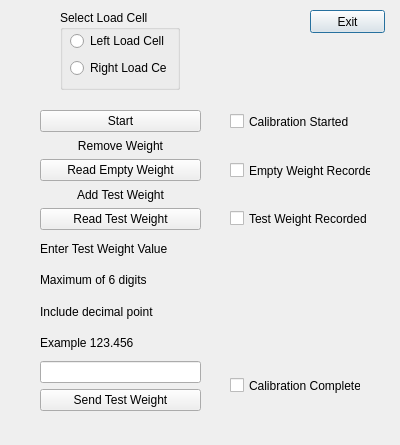
The window that calibrationwindow.ui (NulliSecundus/VASIC_Data_Acquisition) describes before a commit, drawn with Qt 5.
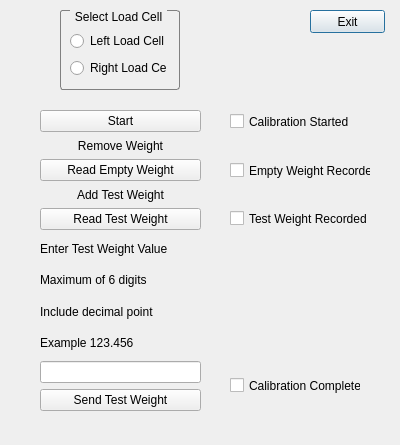
The same window after the commit.

```diff
--- a/calibrationwindow.ui
+++ b/calibrationwindow.ui
@@ -22,6 +22,19 @@
      <height>80</height>
     </rect>
    </property>
+   <property name="styleSheet">
+    <string notr="true">QGroupBox {
+    border: 1px solid gray;
+    border-radius: 3px;
+    margin-top: 0.5em;
+}
+
+QGroupBox::title {
+    subcontrol-origin: margin;
+    left: 10px;
+    padding: 0 3px 0 3px;
+}</string>
+   </property>
    <property name="title">
     <string>Select Load Cell</string>
    </property>
```
